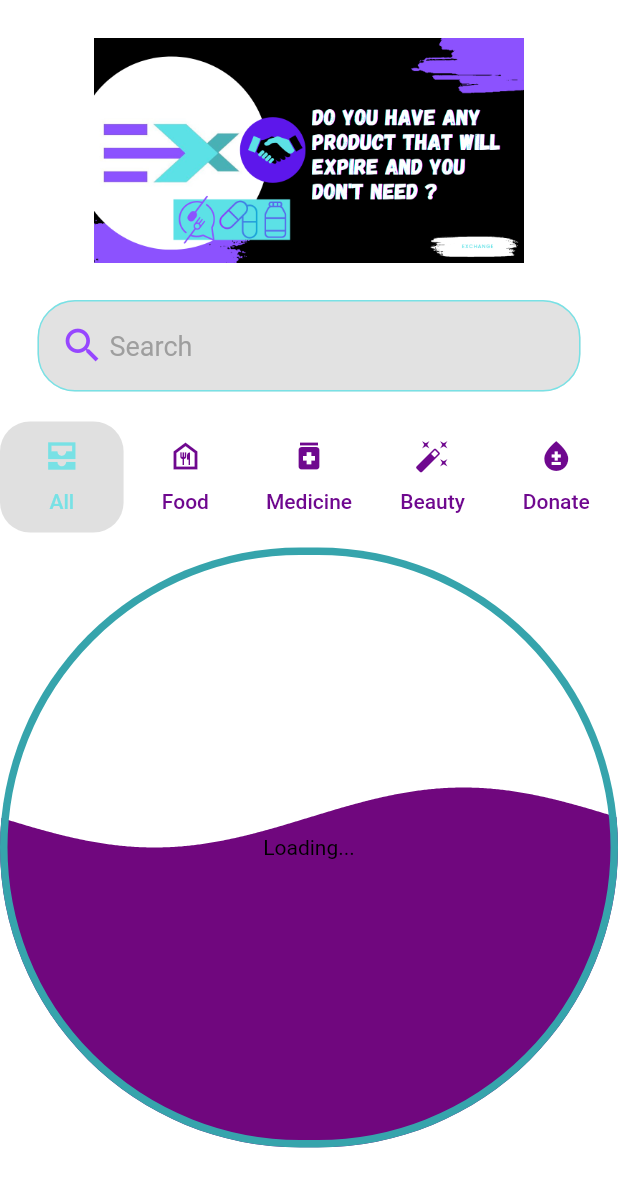
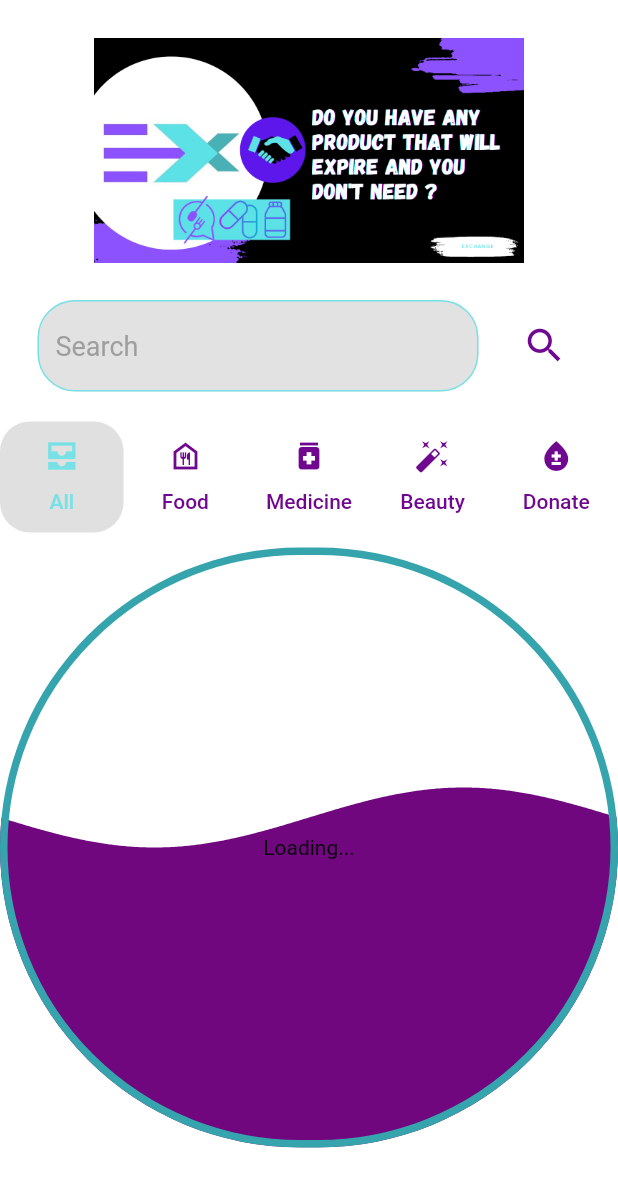
Before and after one commit to MaythamGhaly/exchange-app, a Flutter app: the HomeController widget shown alone on an empty page, opened directly, on a phone screen of 412 x 824 dp. Shown: the top 1187 px of the screen. Run offline on Flutter 3.47's test engine with Material 2 defaults, Android fonts, the phone set to English and light mode, and no system bars; drawn by our look-alikes of carousel_slider; our stand-ins replace drop_shadow_image, image_picker, liquid_progress_indicator, shared_preferences, socket_io_client; accounts and stored records are empty; network calls fail; project files that could hold a hidden picture were left out.

Commit message:
frontend: fix home page

```diff
--- a/frontend/lib/screens/home.dart
+++ b/frontend/lib/screens/home.dart
@@ -2,6 +2,7 @@ import 'dart:convert';
 
 import 'package:flutter/material.dart';
 import 'package:carousel_slider/carousel_slider.dart';
+import 'package:frontend/screens/Search.dart';
 import 'package:frontend/screens/productsPage.dart';
 import 'package:http/http.dart' as http;
 import 'package:liquid_progress_indicator/liquid_progress_indicator.dart';
@@ -17,6 +18,7 @@ class HomeController extends StatefulWidget {
 
 class _HomeControllerState extends State<HomeController>
     with TickerProviderStateMixin {
+  TextEditingController _searchController = TextEditingController();
   late TabController _controller;
   final _formKey = GlobalKey<FormState>();
 
@@ -66,12 +68,16 @@ class _HomeControllerState extends State<HomeController>
           ),
           Container(
             margin: const EdgeInsets.only(top: 25, left: 25, right: 25),
-            child: Column(
+            child: Row(
               children: [
-                Row(
-                  children: [
-                    Flexible(
+                Expanded(
                   child: TextFormField(
+                    validator: (value) {
+                      if (value!.isEmpty) {
+                        return 'Enter a product name';
+                      }
+                    },
+                    controller: _searchController,
                     cursorColor: Colors.grey,
                     decoration: InputDecoration(
                       filled: true,
@@ -79,21 +85,30 @@ class _HomeControllerState extends State<HomeController>
                           borderRadius: BorderRadius.circular(50),
                           borderSide: BorderSide.none),
                       hintText: 'Search',
-                            hintStyle: const TextStyle(
-                                color: Colors.grey, fontSize: 18),
-                            prefixIcon: Container(
-                              padding: const EdgeInsets.all(15),
-                              width: 18,
-                              child: const Icon(
+                      hintStyle:
+                          const TextStyle(color: Colors.grey, fontSize: 18),
+                    ),
+                  ),
+                ),
+                Container(
+                    padding: const EdgeInsets.only(left: 20),
+                    child: IconButton(
+                      icon: const Icon(
                         Icons.search,
-                                color: Color.fromARGB(255, 151, 71, 255),
                         size: 30,
                       ),
-                            )),
-                      ),
-                    ),
-                  ],
-                )
+                      color: Color.fromARGB(255, 111, 8, 143),
+                      onPressed: () {
+                        if (_formKey.currentState!.validate()) {
+                          Navigator.push(
+                              context,
+                              MaterialPageRoute(
+                                  builder: (context) => search(
+                                        product_name: _searchController.text,
+                                      )));
+                        }
+                      },
+                    ))
               ],
             ),
           ),
```
Lines whose indentation alone changed are shown as unchanged.
